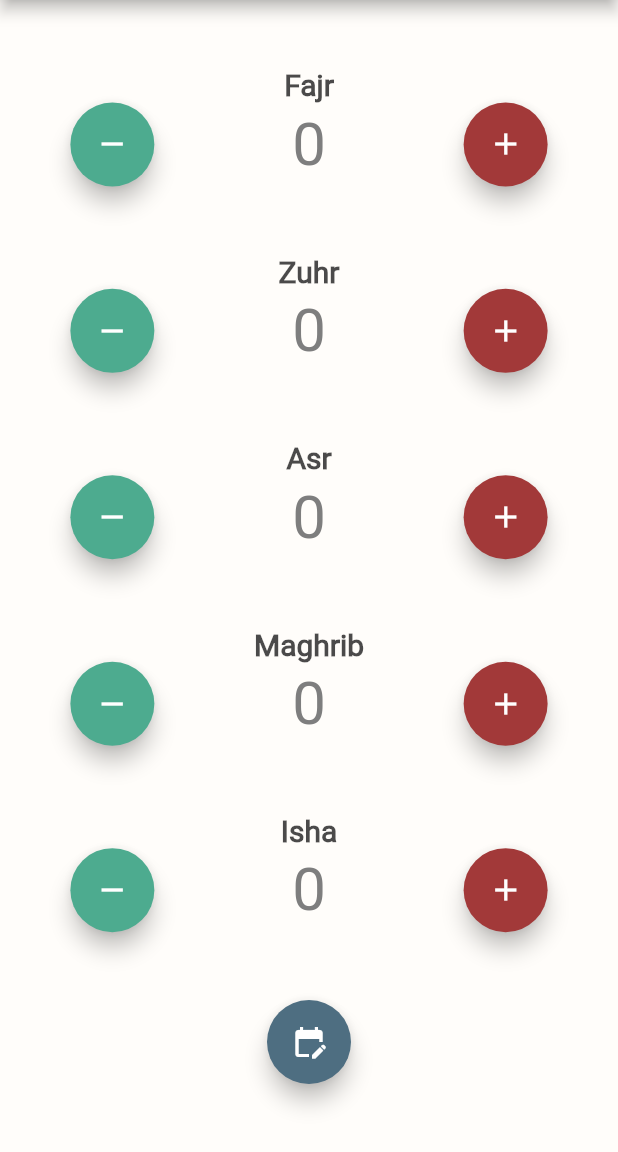
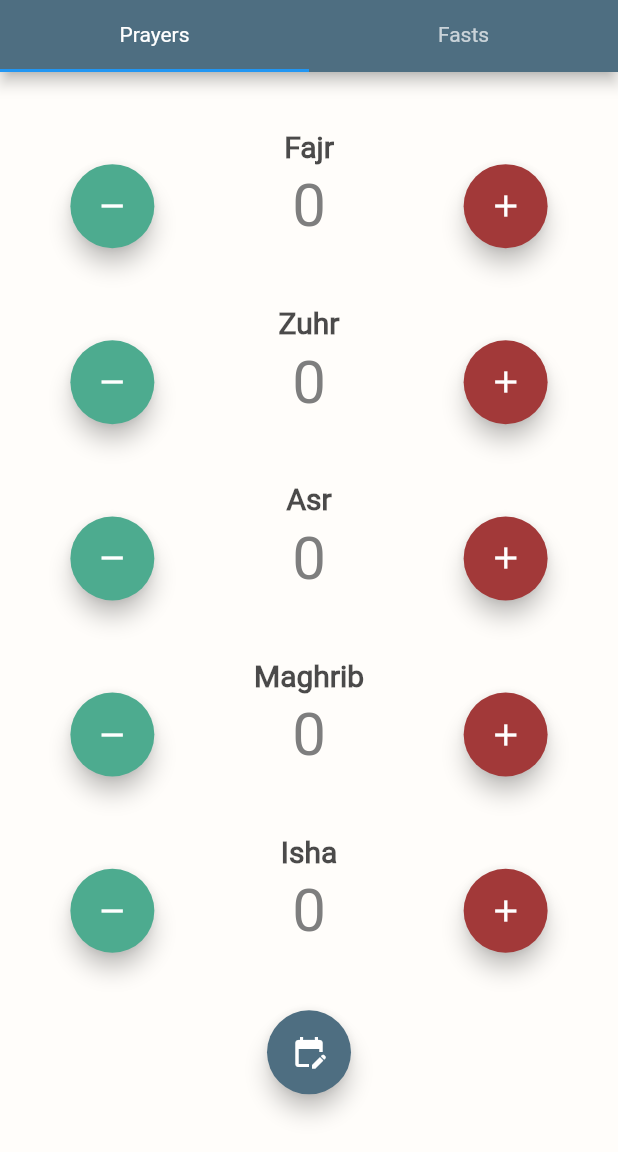
Before and after one commit to mredaoudi/qadaa, a Flutter app: the screen it shows after launch, on a phone screen of 412 x 824 dp, the part 84-1236 px from its top. Run offline on Flutter 3.47's test engine with Material 2 defaults, Android fonts, the phone set to English and light mode, and no system bars; our stand-ins replace hive, hive_flutter, introduction_screen; accounts and stored records are empty.

Commit message:
changes at 2023-03-09 18:12

```diff
--- a/lib/main.dart
+++ b/lib/main.dart
@@ -1,27 +1,34 @@
 import 'package:provider/provider.dart';
 import 'package:flutter/material.dart';
 import 'pages/main_page.dart';
-import 'pages/period_page.dart';
+import 'pages/prayer_period_page.dart';
+import 'pages/fast_period_page.dart';
 import 'pages/intro_page.dart';
 import 'providers/prayer_provider.dart';
+import 'providers/fast_provider.dart';
 import 'package:hive_flutter/hive_flutter.dart';
 //import 'package:shared_preferences/shared_preferences.dart';
 
 void main() async {
   await Hive.initFlutter();
   await Hive.openBox('prayers');
+  await Hive.openBox('fasts');
   //var prefs = await SharedPreferences.getInstance();
   //var boolKey = 'isFirstTime';
   //var isFirstTime = prefs.getBool(boolKey) ?? true;
   runApp(
-    ChangeNotifierProvider(
-      create: (context) => PrayerProvider(),
+    MultiProvider(
+      providers: [
+        ChangeNotifierProvider<PrayerProvider>(create: (_) => PrayerProvider()),
+        ChangeNotifierProvider<FastProvider>(create: (_) => FastProvider()),
+      ],
       child: MaterialApp(
         title: 'Qadaa',
         initialRoute: '/',
         routes: {
           '/': (context) => const MainScreen(),
-          '/period': (context) => const PeriodScreen(),
+          '/period/prayers': (context) => const PrayerPeriodScreen(),
+          '/period/fasts': (context) => const FastPeriodScreen(),
           '/intro': (context) => const OnBoardingPage()
         },
       ),
--- a/lib/pages/main_page.dart
+++ b/lib/pages/main_page.dart
@@ -1,7 +1,9 @@
 import 'package:flutter/material.dart';
 import '../components/prayer_counter.dart';
+import '../components/fast_counter.dart';
 import 'package:provider/provider.dart';
 import '../providers/prayer_provider.dart';
+import '../providers/fast_provider.dart';
 import '../components/main_drawer.dart';
 
 class MainScreen extends StatelessWidget {
@@ -10,12 +12,15 @@ class MainScreen extends StatelessWidget {
   @override
   Widget build(BuildContext context) {
     final prayerProvider = Provider.of<PrayerProvider>(context);
+    final fastProvider = Provider.of<FastProvider>(context);
     return MaterialApp(
       title: "Qadaa",
       theme: ThemeData(
         primaryColor: const Color(0xFF4E6E81),
       ),
-      home: Scaffold(
+      home: DefaultTabController(
+        length: 2,
+        child: Scaffold(
           drawer: const NavDrawer(),
           backgroundColor: const Color.fromARGB(255, 255, 253, 250),
           appBar: AppBar(
@@ -24,8 +29,16 @@ class MainScreen extends StatelessWidget {
               "Qadaa",
             ),
             backgroundColor: const Color(0xFF4E6E81),
+            bottom: const TabBar(
+              tabs: [
+                Tab(text: 'Prayers'),
+                Tab(text: "Fasts"),
+              ],
             ),
-        body: Column(
+          ),
+          body: TabBarView(
+            children: [
+              Column(
                 mainAxisAlignment: MainAxisAlignment.spaceEvenly,
                 children: <Widget>[
                   ...prayerProvider.prayers.entries
@@ -35,14 +48,40 @@ class MainScreen extends StatelessWidget {
                           ))
                       .toList(),
                   FloatingActionButton(
-              heroTag: 'calendar',
+                    heroTag: 'calendar-prayer',
                     backgroundColor: const Color(0xFF4E6E81),
                     onPressed: () {
-                Navigator.pushNamed(context, '/period');
+                      Navigator.pushNamed(context, '/period/prayers');
                     },
-              child: const Icon(Icons.edit_calendar),
+                    child: const Icon(
+                      Icons.edit_calendar,
+                    ),
                   ),
                 ],
+              ),
+              Column(
+                mainAxisAlignment: MainAxisAlignment.spaceEvenly,
+                children: [
+                  FastCounter(amount: fastProvider.fasts),
+                  SizedBox(
+                    height: 100.0,
+                    width: 100.0,
+                    child: FloatingActionButton(
+                      heroTag: 'calendar-fast',
+                      backgroundColor: const Color(0xFF4E6E81),
+                      onPressed: () {
+                        Navigator.pushNamed(context, '/period/fasts');
+                      },
+                      child: const Icon(
+                        Icons.edit_calendar,
+                        size: 40,
+                      ),
+                    ),
+                  ),
+                ],
+              ),
+            ],
+          ),
         ),
       ),
     );
--- /dev/null
+++ b/lib/providers/fast_provider.dart
@@ -0,0 +1,25 @@
+import 'dart:math';
+import 'package:flutter/material.dart';
+import 'package:hive/hive.dart';
+
+class FastProvider extends ChangeNotifier {
+  int _fasts = 0;
+
+  FastProvider() {
+    setup();
+  }
+
+  void setup() {
+    var box = Hive.box('fasts');
+    _fasts = box.get('amount') ?? 0;
+  }
+
+  get fasts => _fasts;
+
+  void incrementOperation(int amount) {
+    _fasts = max(_fasts + amount, 0);
+    var box = Hive.box('fasts');
+    box.put('amount', _fasts);
+    notifyListeners();
+  }
+}
```
Also changed, not shown: lib/components/fast_counter.dart (added, +125 -0 lines), lib/pages/fast_period_page.dart (added, +115 -0 lines), lib/pages/prayer_period_page.dart (renamed from lib/pages/period_page.dart, +4 -4 lines). Lines whose indentation alone changed are shown as unchanged.
